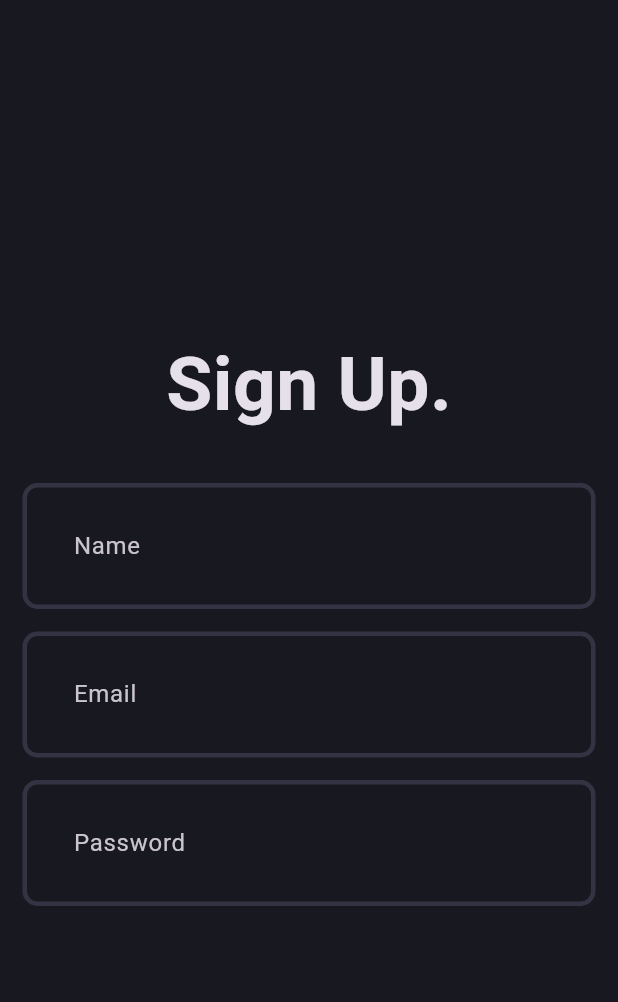
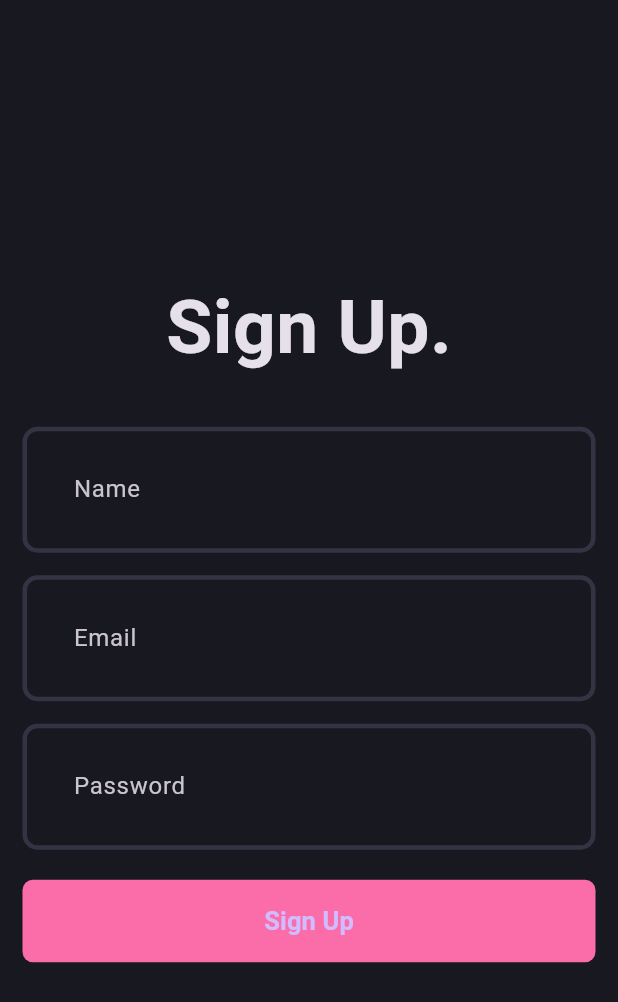
Before and after one commit to AfiqZaidin03/blog_app, a Flutter app: the screen it shows after launch, on a phone screen of 412 x 824 dp. Shown: the top 1002 px of the screen. Run offline on Flutter 3.47's test engine with Material 3 defaults, Android fonts, the phone set to English and light mode, and no system bars.

Commit message:
[2] Create sign up button
Sign up button for sign up page

```diff
--- a/lib/features/presentation/pages/signup_page.dart
+++ b/lib/features/presentation/pages/signup_page.dart
@@ -1,3 +1,4 @@
+import 'package:blog_app/features/presentation/widgets/aut_gradient_button.dart';
 import 'package:blog_app/features/presentation/widgets/auth_field.dart';
 import 'package:flutter/material.dart';
 
@@ -29,7 +30,9 @@ class _SignUpPageState extends State<SignUpPage> {
             SizedBox(height: 15),
             AuthField(hintText: 'Email'),
             SizedBox(height: 15),
-            AuthField(hintText: 'Password')
+            AuthField(hintText: 'Password'),
+            SizedBox(height: 20),
+            AutGradientButton(),
           ],
         ),
       ),
--- a/lib/features/presentation/widgets/aut_gradient_button.dart
+++ b/lib/features/presentation/widgets/aut_gradient_button.dart
@@ -0,0 +1,38 @@
+import 'package:blog_app/core/theme/app_pallete.dart';
+import 'package:flutter/material.dart';
+
+class AutGradientButton extends StatelessWidget {
+  const AutGradientButton({super.key});
+
+  @override
+  Widget build(BuildContext context) {
+    return Container(
+      decoration: BoxDecoration(
+        gradient: const LinearGradient(
+          colors: [
+            AppPallete.gradient1,
+            AppPallete.gradient2,
+          ],
+          begin: Alignment.bottomLeft,
+          end: Alignment.bottomLeft,
+        ),
+        borderRadius: BorderRadius.circular(7),
+      ),
+      child: ElevatedButton(
+        onPressed: () {},
+        style: ElevatedButton.styleFrom(
+          fixedSize: const Size(395, 55),
+          backgroundColor: AppPallete.transparentColor,
+          shadowColor: AppPallete.transparentColor,
+        ),
+        child: const Text(
+          'Sign Up',
+          style: TextStyle(
+            fontSize: 17,
+            fontWeight: FontWeight.w600,
+          ),
+        ),
+      ),
+    );
+  }
+}
```
